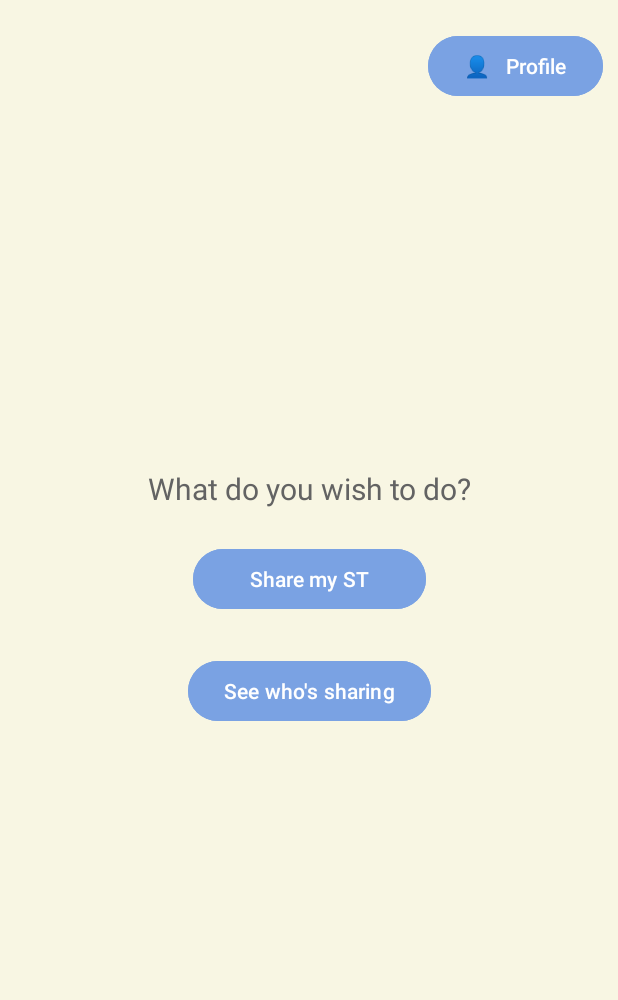
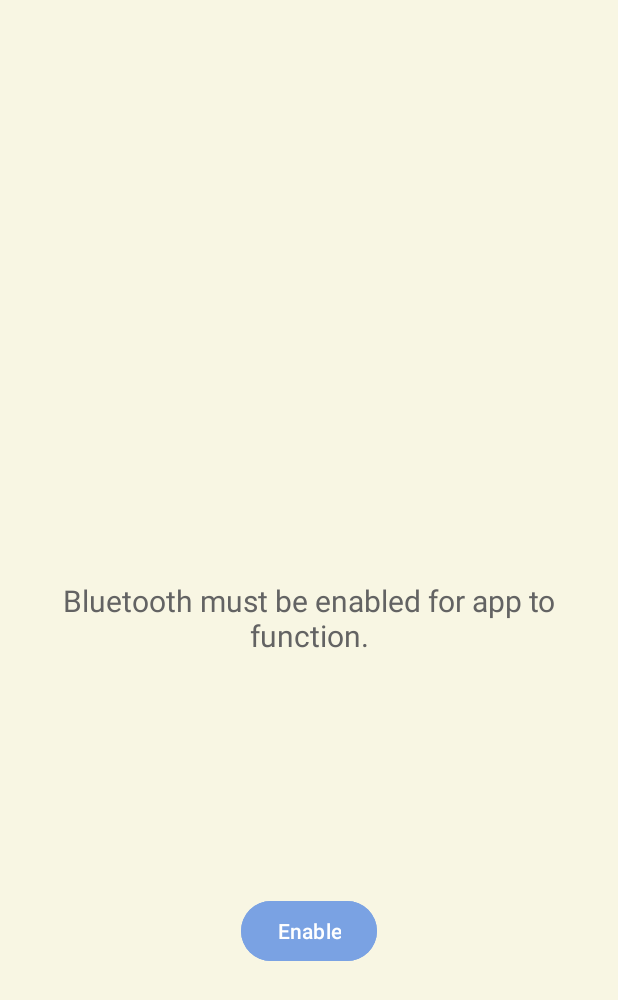
Before and after one commit to Daydreamer7337/Chillara, an Android app: the screen it shows after launch (MainActivity before the commit, EnableBt after it), on a phone screen of 412 x 824 dp. Shown: the top 1000 px of the screen. Run offline under Robolectric (Android 15) with nearby library versions, the phone set to English and light mode, and no system bars.

Commit message:
Enable Bluetooth
prompt to enable bluetooth is added

```diff
--- a/app/src/main/AndroidManifest.xml
+++ b/app/src/main/AndroidManifest.xml
@@ -24,6 +24,7 @@
         <activity android:name=".ViewProfile"/>
         <activity android:name=".EditProfile"/>
         <activity android:name=".EnablePermissions"/>
+        <activity android:name=".EnableBt"/>
     </application>
 
     <uses-permission android:name="android.permission.BLUETOOTH" android:maxSdkVersion="30"/>
--- /dev/null
+++ b/app/src/main/java/com/uselessprojects/chillara/EnableBt.kt
@@ -0,0 +1,72 @@
+package com.uselessprojects.chillara
+
+import android.app.Activity
+import android.bluetooth.BluetoothAdapter
+import android.content.Context
+import android.os.Bundle
+import android.widget.Button
+import androidx.appcompat.app.AppCompatActivity
+import androidx.activity.OnBackPressedCallback
+import android.bluetooth.BluetoothManager
+import android.content.Intent
+import androidx.activity.result.contract.ActivityResultContracts
+
+class EnableBt: AppCompatActivity()
+{
+    override fun onCreate(savedInstanceState: Bundle?) {
+        super.onCreate(savedInstanceState)
+        setContentView(R.layout.enable_bt_page)
+
+        val enable_bt_btn: Button = findViewById(R.id.enable_bt_btn)
+
+        enable_bt_btn.setOnClickListener()
+        {
+            promptEnableBluetooth()
+        }
+
+        onBackPressedDispatcher.addCallback(this, object : OnBackPressedCallback(true)
+        {
+            override fun handleOnBackPressed() {
+                return
+            }
+        })
+    }
+
+    private val bluetoothAdapter: BluetoothAdapter by lazy {
+        val bluetoothManager = getSystemService(Context.BLUETOOTH_SERVICE) as BluetoothManager
+        bluetoothManager.adapter
+    }
+
+    private fun promptEnableBluetooth() {
+        if (!bluetoothAdapter.isEnabled) {
+            Intent(BluetoothAdapter.ACTION_REQUEST_ENABLE).apply {
+                bluetoothEnablingResult.launch(this)
+            }
+        }
+        else
+        {
+            startActivity(Intent(this, MainActivity::class.java))
+        }
+    }
+
+    private val bluetoothEnablingResult = registerForActivityResult(
+        ActivityResultContracts.StartActivityForResult()
+    ) { result ->
+        if (result.resultCode == Activity.RESULT_OK)
+        {
+            startActivity(Intent(this, MainActivity::class.java))
+        }
+    }
+
+    override fun onResume() {
+        super.onResume()
+        if (bluetoothAdapter.isEnabled)
+            startActivity(Intent(this, MainActivity::class.java))
+    }
+
+    override fun onWindowFocusChanged(hasFocus: Boolean) {
+        super.onWindowFocusChanged(hasFocus)
+        if(hasFocus && bluetoothAdapter.isEnabled)
+            startActivity(Intent(this, MainActivity::class.java))
+    }
+}
--- a/app/src/main/java/com/uselessprojects/chillara/MainActivity.kt
+++ b/app/src/main/java/com/uselessprojects/chillara/MainActivity.kt
@@ -31,6 +31,10 @@ class MainActivity : AppCompatActivity() {
         {
             startActivity(Intent(this, EnablePermissions::class.java))
         }
+        else if(!bluetoothAdapter.isEnabled)
+        {
+            startActivity(Intent(this, EnableBt::class.java))
+        }
     }
 
     fun Context.hasPermission(permissionType: String): Boolean {
--- /dev/null
+++ b/app/src/main/res/layout/enable_bt_page.xml
@@ -0,0 +1,39 @@
+<?xml version="1.0" encoding="utf-8"?>
+<androidx.constraintlayout.widget.ConstraintLayout xmlns:android="http://schemas.android.com/apk/res/android"
+    xmlns:app="http://schemas.android.com/apk/res-auto"
+    xmlns:tools="http://schemas.android.com/tools"
+    android:layout_width="match_parent"
+    android:layout_height="match_parent"
+    android:background="@color/paleYellow"
+    android:paddingLeft="10dp"
+    android:paddingRight="10dp"
+    android:paddingTop="20dp"
+    android:paddingBottom="20dp">
+
+    <TextView
+        android:id="@+id/enable_bt_tv"
+        android:layout_width="wrap_content"
+        android:layout_height="wrap_content"
+        android:text="@string/enable_bt_prompt"
+        android:textSize="20sp"
+        android:textAlignment="center"
+        android:textAppearance="?android:attr/textAppearanceMedium"
+        android:textColor="@color/textDark"
+        app:layout_constraintBottom_toBottomOf="parent"
+        app:layout_constraintEnd_toEndOf="parent"
+        app:layout_constraintStart_toStartOf="parent"
+        app:layout_constraintTop_toTopOf="parent" />
+
+    <Button
+        android:id="@+id/enable_bt_btn"
+        android:layout_width="wrap_content"
+        android:layout_height="wrap_content"
+        android:backgroundTint="@color/lightBlue"
+        android:text="Enable"
+        android:textColor="@color/white"
+        app:layout_constraintBottom_toBottomOf="parent"
+        app:layout_constraintEnd_toEndOf="parent"
+        app:layout_constraintStart_toStartOf="parent"
+        app:layout_constraintTop_toBottomOf="@+id/enable_bt_tv" />
+
+</androidx.constraintlayout.widget.ConstraintLayout>
--- a/app/src/main/res/values/strings.xml
+++ b/app/src/main/res/values/strings.xml
@@ -3,4 +3,5 @@
     <string name="home_text">"What do you wish to do?"</string>
     <string name="request_permission">"This app uses Bluetooth to connect to nearby users. You may also enable/disable the permissions in App Info/ Permissions"</string>
     <string name="permission_denied_permanently">"Permission denied. Go to app settings and enable 'Nearby Devices' permission manually."</string>
+    <string name="enable_bt_prompt">Bluetooth must be enabled for app to function.</string>
 </resources>
```
